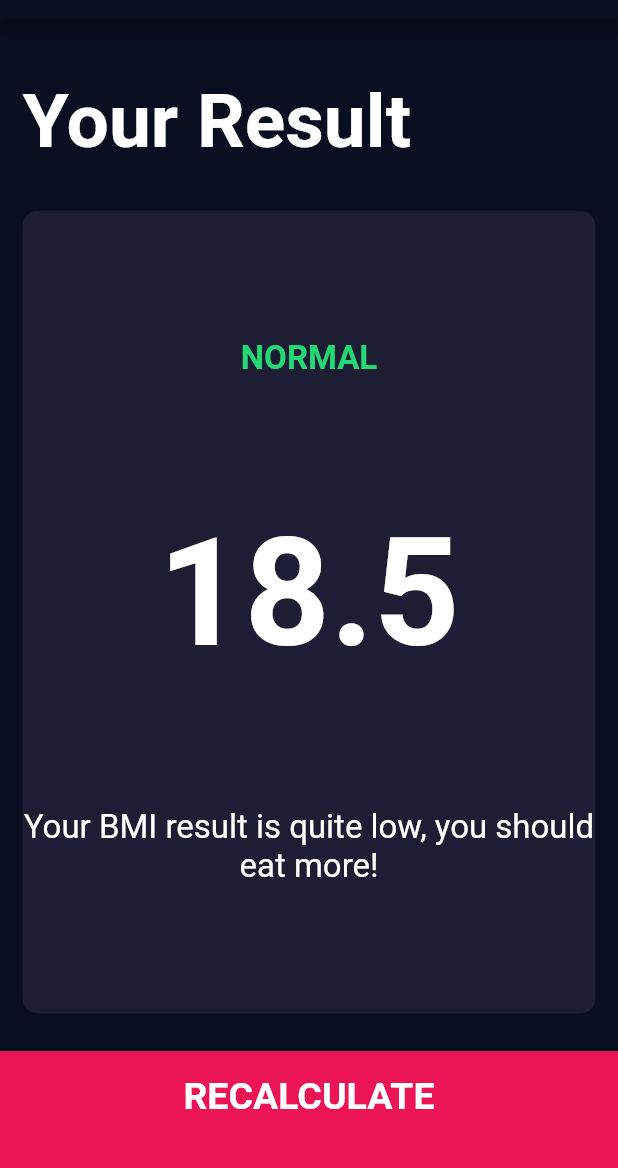
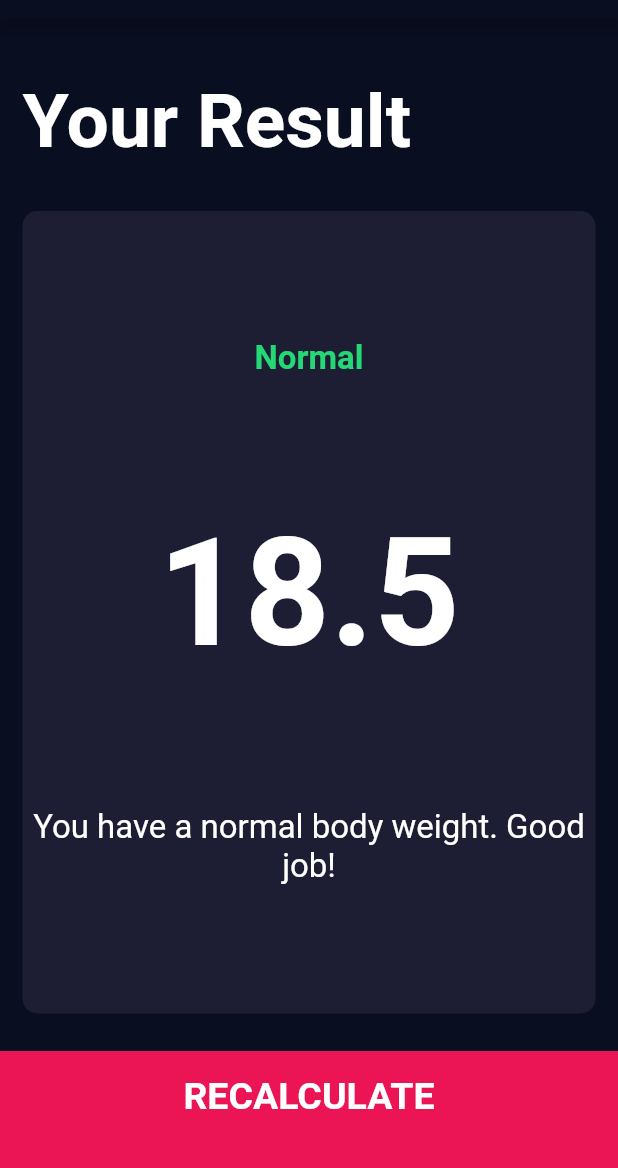
Before and after one commit to Okashe/bmi_calculator, a Flutter app: the screen it shows after launch, after a tap on "CALCULATE", on a phone screen of 412 x 824 dp, the part 65-1233 px from its top. Run offline on Flutter 3.47's test engine with Material 2 defaults, Android fonts, the phone set to English and light mode, and no system bars; our stand-ins replace font_awesome_flutter.

Commit message:
project complete

```diff
--- /dev/null
+++ b/lib/calculator_brain.dart
@@ -0,0 +1,35 @@
+import 'dart:math';
+
+class CalculatorBrain {
+  CalculatorBrain({required this.height, required this.weight});
+
+  final int height;
+  final int weight;
+
+  late double _bmi;
+
+  String calculateBMI() {
+    _bmi = weight / pow(height / 100, 2);
+    return _bmi.toStringAsFixed(1);
+  }
+
+  String getResult() {
+    if (_bmi >= 25) {
+      return 'Overweight';
+    } else if (_bmi > 18.5) {
+      return 'Normal';
+    } else {
+      return 'Underweight';
+    }
+  }
+
+  String getInterpretation() {
+    if (_bmi >= 25) {
+      return 'You have a higher than normal body weight. Try to exercise more.';
+    } else if (_bmi > 18.5) {
+      return 'You have a normal body weight. Good job!';
+    } else {
+      return 'You have a lower than normal body weight. You can eat a bit more.';
+    }
+  }
+}
--- a/lib/input_page.dart
+++ b/lib/input_page.dart
@@ -6,6 +6,7 @@ import 'constants.dart';
 import 'results_page.dart';
 import 'bottom_button.dart';
 import 'round_icon_button.dart';
+import 'calculator_brain.dart';
 
 enum Gender {
   male,
@@ -217,11 +218,16 @@ class _InputPageState extends State<InputPage> {
           BottomButton(
             buttonTitle: 'CALCULATE',
             onTap: () {
-              double bmi = weight / ((height * 0.01) * (height * 0.01));
+              CalculatorBrain calc =
+                  CalculatorBrain(height: height, weight: weight);
               Navigator.push(
                 context,
                 MaterialPageRoute(
-                  builder: (context) => ResultsPage(bmi: bmi),
+                  builder: (context) => ResultsPage(
+                    bmiResult: calc.calculateBMI(),
+                    resultText: calc.getResult(),
+                    interpretation: calc.getInterpretation(),
+                  ),
                 ),
               );
             },
--- a/lib/results_page.dart
+++ b/lib/results_page.dart
@@ -4,8 +4,15 @@ import 'reusable_card.dart';
 import 'bottom_button.dart';
 
 class ResultsPage extends StatelessWidget {
-  final double bmi;
-  const ResultsPage({super.key, required this.bmi});
+  final String bmiResult;
+  final String resultText;
+  final String interpretation;
+
+  const ResultsPage(
+      {super.key,
+      required this.bmiResult,
+      required this.resultText,
+      required this.interpretation});
 
   @override
   Widget build(BuildContext context) {
@@ -37,16 +44,16 @@ class ResultsPage extends StatelessWidget {
                 mainAxisAlignment: MainAxisAlignment.spaceEvenly,
                 crossAxisAlignment: CrossAxisAlignment.center,
                 children: <Widget>[
-                  const Text(
-                    'NORMAL',
+                  Text(
+                    resultText,
                     style: kResultTextStyle,
                   ),
                   Text(
-                    bmi.toStringAsFixed(1),
+                    bmiResult.toString(),
                     style: kBMITextStyle,
                   ),
-                  const Text(
-                    'Your BMI result is quite low, you should eat more!',
+                  Text(
+                    interpretation,
                     textAlign: TextAlign.center,
                     style: kBodyTextStyle,
                   )
```
Also changed, not shown: 1 other file.
